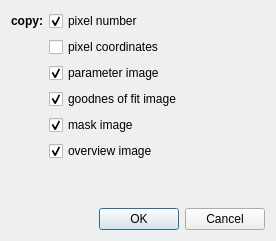
Old version of the form plugins/imagingfcs/qfrdrimagingfcscopydataselectdialog.ui in the repository jkriege2/QuickFit3.
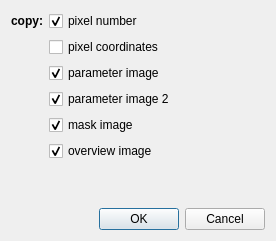
New version of the form.

Commit message: QuickFit3/imagingFCS:   - renamed GOF image to parameter 2 image   - added second histogramn for parameter 2   - started to implement correlation plot param1 vs. param2 vs. intensity

What changed in the file:
```diff
--- a/plugins/imagingfcs/qfrdrimagingfcscopydataselectdialog.ui
+++ b/plugins/imagingfcs/qfrdrimagingfcscopydataselectdialog.ui
@@ -53,7 +53,7 @@
      <item row="3" column="1">
       <widget class="QCheckBox" name="chkGOF">
        <property name="text">
-        <string>goodnes of fit image</string>
+        <string>parameter image 2</string>
        </property>
        <property name="checked">
         <bool>true</bool>
```
The commit also changes 13 other files.
